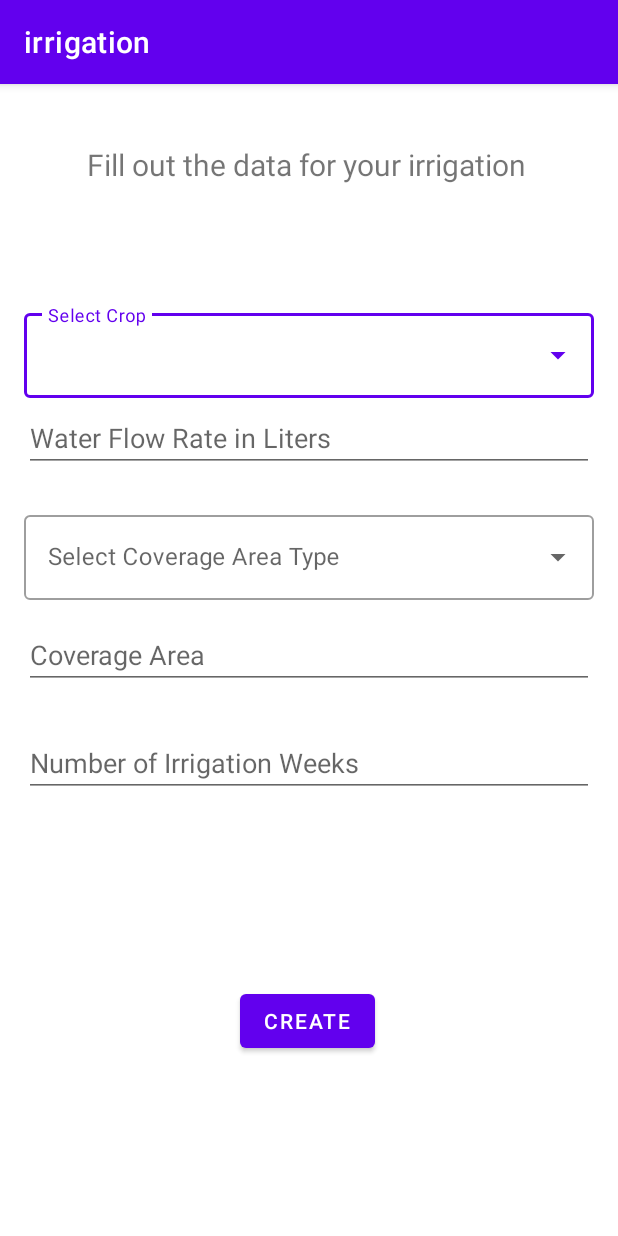
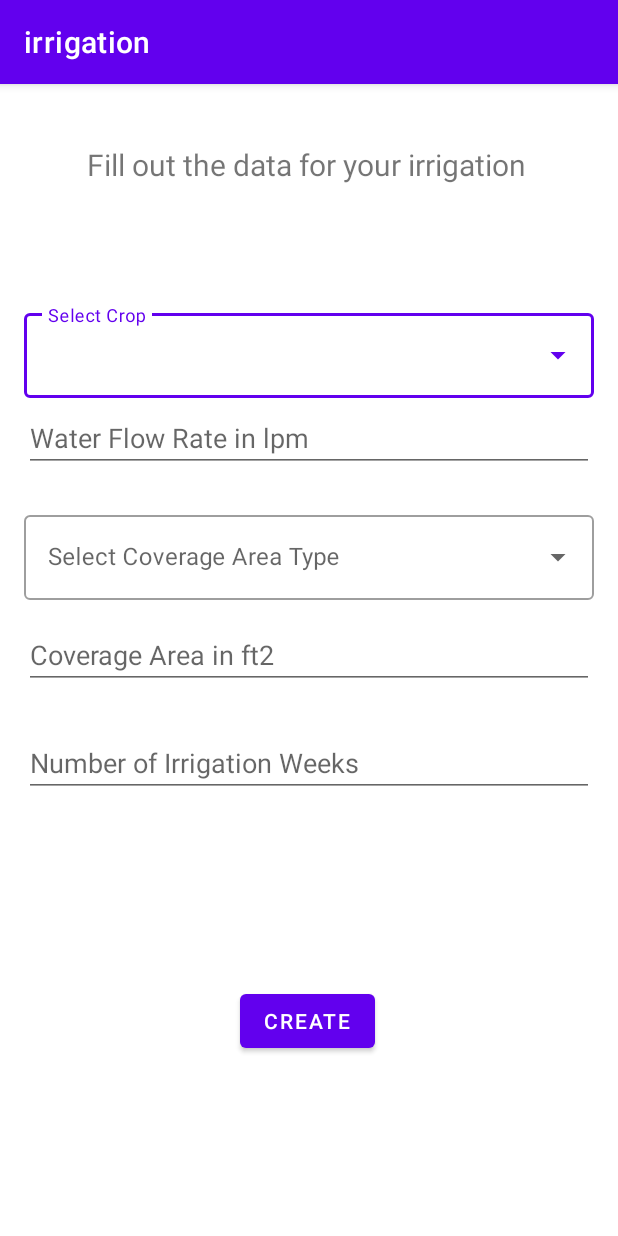
Before and after one commit to aniabtr/iot-project, an Android app: the screen it shows after launch (MainActivity), on a phone screen of 412 x 824 dp. Run offline under Robolectric (Android 15) with nearby library versions, the light colour scheme and no system bars.

Commit message:
show measuring unit

```diff
--- a/app/src/main/res/layout/activity_main.xml
+++ b/app/src/main/res/layout/activity_main.xml
@@ -58,7 +58,7 @@
         android:layout_height="wrap_content"
         android:layout_marginStart="16dp"
         android:layout_marginEnd="16dp"
-        android:hint="Water Flow Rate in Liters"
+        android:hint="Water Flow Rate in lpm"
         app:layout_constraintBottom_toBottomOf="parent"
         app:layout_constraintEnd_toEndOf="parent"
         app:layout_constraintHorizontal_bias="0.497"
@@ -105,7 +105,7 @@
         android:layout_height="wrap_content"
         android:layout_marginStart="16dp"
         android:layout_marginEnd="16dp"
-        android:hint="Coverage Area"
+        android:hint="Coverage Area in ft2"
         app:layout_constraintBottom_toBottomOf="parent"
         app:layout_constraintEnd_toEndOf="parent"
         app:layout_constraintHorizontal_bias="0.497"
```
